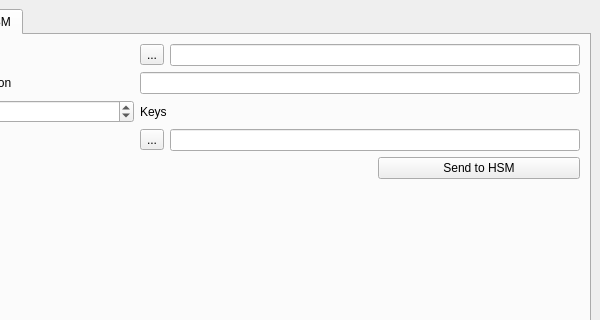
Old version of the form src/UI/KeyViewer/KeyViewer.ui in the repository Open-QKD-Network/cqptoolkit; both pictures show x 88 to 688 and y 0 to 320 of the 688 by 446 pixel window.
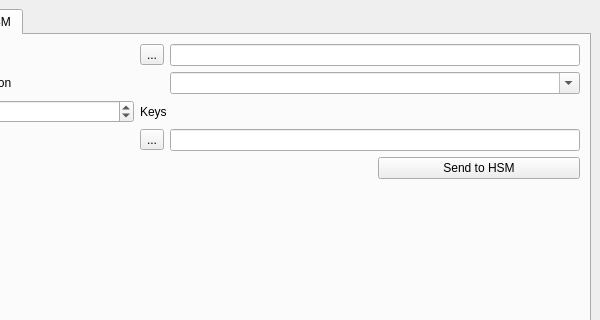
New version of the form. Icons and pictures are not drawn.

Commit message: Keyviewer now lists the destinations found in the source hsm

The edit to the form file:
```diff
--- a/src/UI/KeyViewer/KeyViewer.ui
+++ b/src/UI/KeyViewer/KeyViewer.ui
@@ -290,9 +290,6 @@
           </property>
          </widget>
         </item>
-        <item row="1" column="1" colspan="3">
-         <widget class="QLineEdit" name="destination"/>
-        </item>
         <item row="6" column="3">
          <spacer name="verticalSpacer">
           <property name="orientation">
@@ -338,6 +335,13 @@
           </property>
          </widget>
         </item>
+        <item row="1" column="2" colspan="2">
+         <widget class="QComboBox" name="destinationCbo">
+          <property name="editable">
+           <bool>true</bool>
+          </property>
+         </widget>
+        </item>
        </layout>
       </widget>
      </widget>
```
The commit also changes 3 other files.
